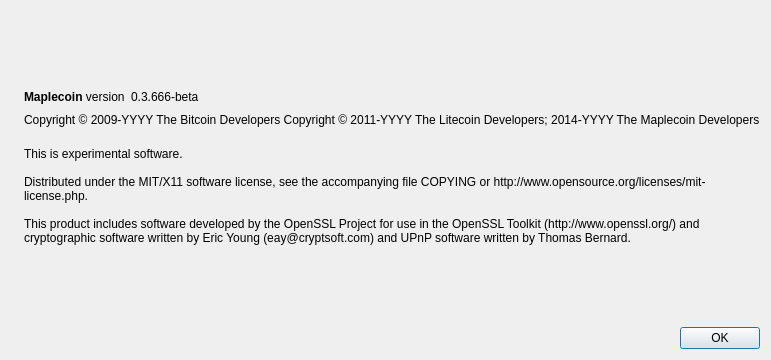
Old version of the form src/qt/forms/aboutdialog.ui in the repository MapleCoinProject/MapleCoin.
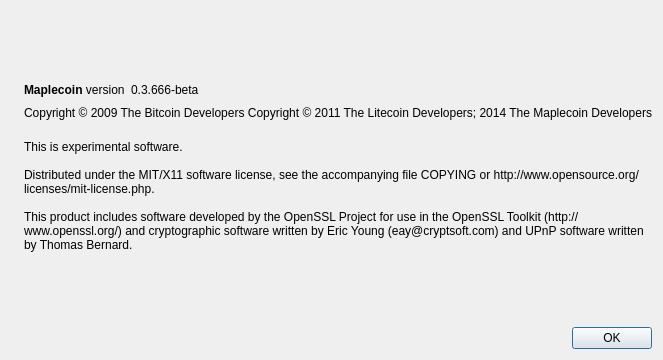
New version of the form. Icons and pictures are not drawn.

What changed in the file:
```diff
--- a/src/qt/forms/aboutdialog.ui
+++ b/src/qt/forms/aboutdialog.ui
@@ -91,8 +91,8 @@
         <cursorShape>IBeamCursor</cursorShape>
        </property>
        <property name="text">
-        <string notr="true">Copyright &amp;copy; 2009-YYYY The Bitcoin Developers
-Copyright &amp;copy; 2011-YYYY The Litecoin Developers; 2014-YYYY The Maplecoin Developers</string>
+        <string notr="true">Copyright &amp;copy; 2009 The Bitcoin Developers
+Copyright &amp;copy; 2011 The Litecoin Developers; 2014 The Maplecoin Developers</string>
        </property>
        <property name="textFormat">
         <enum>Qt::RichText</enum>
```
